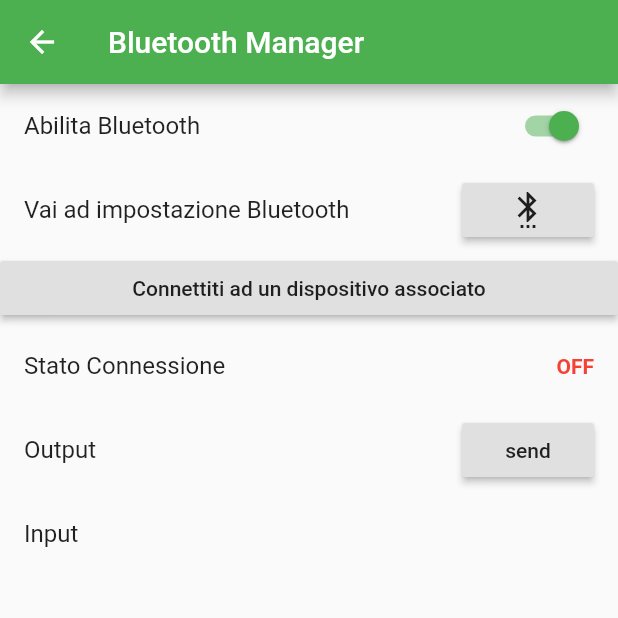
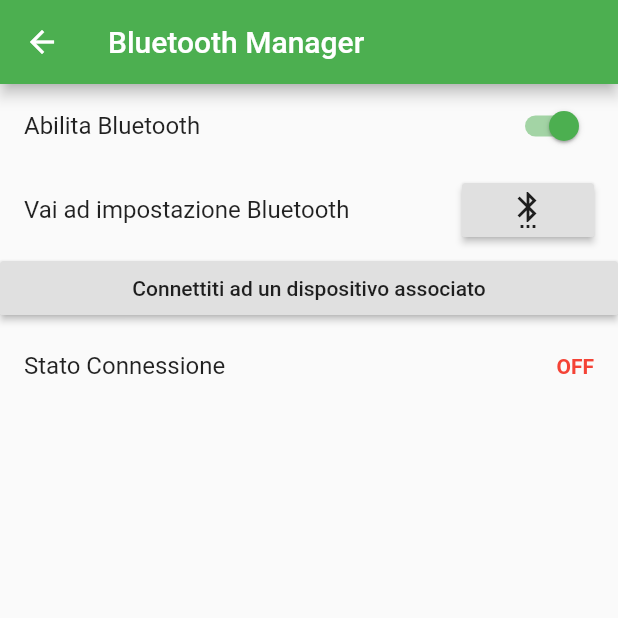
Before and after one commit to giuseppemacc/ChessApp, a Flutter app: the BluetoothManagerWidget screen opened directly, on a phone screen of 412 x 824 dp, the top half of it. Run offline on Flutter 3.47's test engine with Material 2 defaults, Android fonts, the phone set to English and light mode, and no system bars; our stand-ins replace flutter_bluetooth_serial.

Commit message:
update PlayPosition

```diff
--- a/lib/AdvantageBar.dart
+++ b/lib/AdvantageBar.dart
@@ -11,7 +11,7 @@ class AdvantageBar extends StatelessWidget {
       children: <Widget>[
         Text("${100 - w_vantage}"),
         Padding(
-          padding: EdgeInsets.only(top: 5, bottom: 5),
+          padding: EdgeInsets.only(top: 1, bottom: 1),
           child: Container(
             width: width,
             height: height,
--- a/lib/BluetoothManager/BluetoothManager.dart
+++ b/lib/BluetoothManager/BluetoothManager.dart
@@ -7,10 +7,17 @@ import 'package:flutter_bluetooth_serial/flutter_bluetooth_serial.dart';
 
 class BluetoothManager extends ChangeNotifier {
   String _recived = "";
+  String _sent = "";
   BluetoothConnection connection;
 
+  String get sent => _sent;
   String get recived => _recived;
   bool get isConnected => connection != null && connection.isConnected;
+
+  set sent(String value) {
+    _sent = value;
+    notifyListeners();
+  }
 
   BluetoothState bluetoothState = BluetoothState.UNKNOWN;
   bool connectionState = false;
--- a/lib/BluetoothManager/BluetoothManagerWidget.dart
+++ b/lib/BluetoothManager/BluetoothManagerWidget.dart
@@ -90,22 +90,22 @@ class _BluetoothManagerWidgetState extends State<BluetoothManagerWidget> {
             ),
           ),
           //TODO: QUESTE DUE LIST TILE SONO DI ESEMPIO PER VERIFICARE IL CORRETTO FUNZIONAMENTO DEL BLUETOOTH POI LEVALE COGLIONE
-          ListTile(
-            title: Text("Output"),
-            trailing: RaisedButton(
-              child: Text("send"),
-              onPressed: () =>
-                  {Provider.of<BluetoothManager>(context).send("CB")},
-            ),
-          ),
-          ListTile(
-            title: Text("Input"),
-            trailing: Consumer<BluetoothManager>(
-              builder: (context, bleManager, child) {
-                return Text(bleManager.recived);
-              },
-            ),
-          ),
+          //ListTile(
+          //  title: Text("Output"),
+          //  trailing: RaisedButton(
+          //    child: Text("send"),
+          //    onPressed: () =>
+          //        {Provider.of<BluetoothManager>(context).send("CB")},
+          //  ),
+          //),
+          //ListTile(
+          //  title: Text("Input"),
+          //  trailing: Consumer<BluetoothManager>(
+          //    builder: (context, bleManager, child) {
+          //      return Text(bleManager.recived);
+          //    },
+          //  ),
+          //),
         ],
       ),
     );
```
Also changed, not shown: lib/Chessboard.dart (+34 -9 lines), lib/SelectGameMode.dart (+6 -7 lines), contents/images/wb.png, 1 other file.
